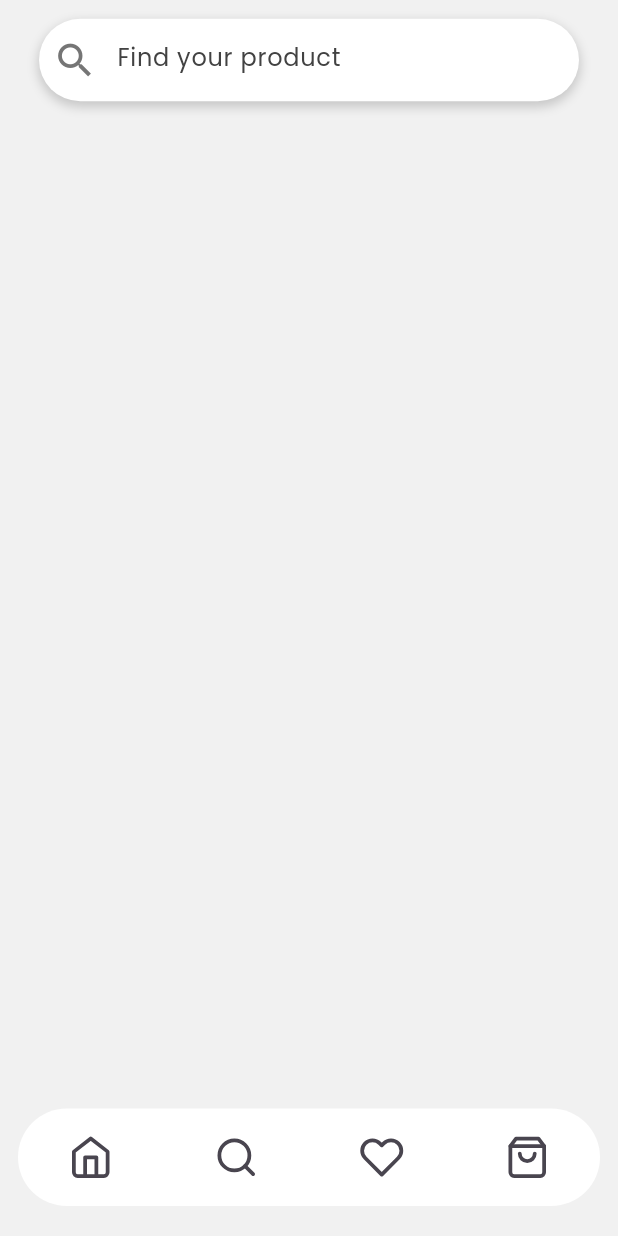
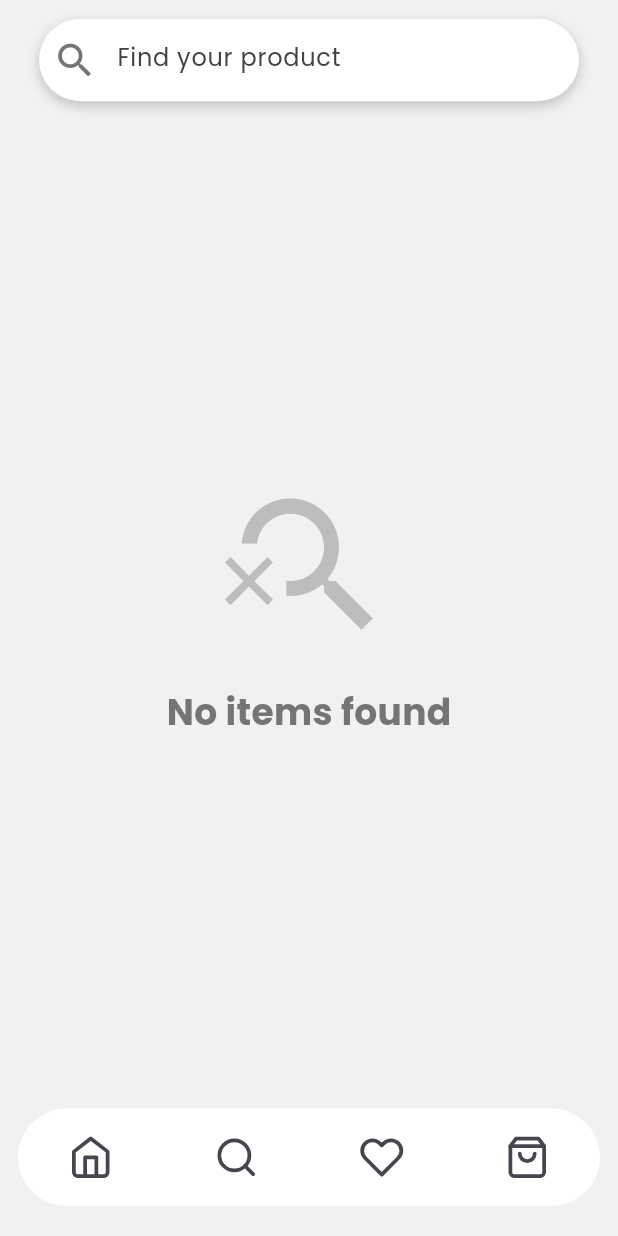
Before and after one commit to citruspunch/Obsessed-App, a Flutter app: the screen it shows after launch, item 2 of the bottom bar chosen, on a phone screen of 412 x 824 dp. Run offline on Flutter 3.47's test engine with Material 3 defaults, Android fonts, the phone set to English and light mode, and no system bars; our stand-ins replace carousel_slider, feather_icons, flutter_dotenv, google_fonts, smooth_star_rating_null_safety; network calls fail.

Commit message:
Add "No Items Found" widget for search results

```diff
--- a/lib/src/features/search/presentation/UI/widgets/filtered_products_widget.dart
+++ b/lib/src/features/search/presentation/UI/widgets/filtered_products_widget.dart
@@ -1,6 +1,7 @@
 import 'package:flutter/material.dart';
 import 'package:obsessed_app/src/features/home/presentation/UI/widgets/clothing_item_widget.dart';
 import 'package:obsessed_app/src/features/home/presentation/providers/clothing_provider.dart';
+import 'package:obsessed_app/src/features/search/presentation/UI/widgets/no_items_found_widget.dart';
 import 'package:provider/provider.dart';
 
 class FilteredProductsWidget extends StatelessWidget {
@@ -11,23 +12,28 @@ class FilteredProductsWidget extends StatelessWidget {
     // Acceder a los productos filtrados a través del Provider
     final filteredProducts = Provider.of<ClothingProvider>(context).filteredItems;
 
+    // Verificar si hay productos filtrados
+    if (filteredProducts.isEmpty) {
+      return const Center(child: NoItemsFoundWidget());
+    } else {
       return Padding(
-      padding: const EdgeInsets.symmetric( horizontal: 20.0),
+        padding: const EdgeInsets.symmetric(horizontal: 20.0),
         child: GridView.builder(
-        physics: const NeverScrollableScrollPhysics(), // Evita el desplazamiento propio del GridView
-        shrinkWrap: true, // Permite que este widget se use dentro de un SingleChildScrollView
+          physics: const NeverScrollableScrollPhysics(),
+          shrinkWrap: true,
           itemCount: filteredProducts.length,
           gridDelegate: const SliverGridDelegateWithFixedCrossAxisCount(
-          mainAxisExtent: 230, // Altura de cada elemento
-          mainAxisSpacing: 24, // Espacio vertical entre elementos
-          crossAxisSpacing: 18, // Espacio horizontal entre elementos
-          crossAxisCount: 2, // Número de columnas
+            mainAxisExtent: 230,
+            mainAxisSpacing: 24,
+            crossAxisSpacing: 18,
+            crossAxisCount: 2,
           ),
           itemBuilder: (context, index) {
             final item = filteredProducts[index];
-          return ClothingItemWidget(item: item); // Widget para mostrar cada producto
+            return ClothingItemWidget(item: item);
           },
         ),
       );
     }
   }
+}
--- /dev/null
+++ b/lib/src/features/search/presentation/UI/widgets/no_items_found_widget.dart
@@ -0,0 +1,44 @@
+import 'package:flutter/material.dart';
+import 'package:google_fonts/google_fonts.dart';
+
+class NoItemsFoundWidget extends StatelessWidget {
+  final String message;
+  final String? subMessage;
+
+  const NoItemsFoundWidget({
+    super.key,
+    this.message = 'No items found',
+    this.subMessage,
+  });
+
+  @override
+  Widget build(BuildContext context) {
+    return Center(
+      child: Column(
+        mainAxisAlignment: MainAxisAlignment.center,
+        children: [
+          Icon(Icons.search_off, size: 120, color: Colors.grey.shade400),
+          const SizedBox(height: 20),
+          Text(
+            message,
+            style: GoogleFonts.poppins(
+              fontSize: 24,
+              fontWeight: FontWeight.bold,
+              color: Colors.grey.shade600,
+            ),
+          ),
+          if (subMessage != null) ...[
+            const SizedBox(height: 8),
+            Text(
+              subMessage!,
+              style: GoogleFonts.poppins(
+                fontSize: 16,
+                color: Colors.grey.shade600,
+              ),
+            ),
+          ],
+        ],
+      ),
+    );
+  }
+}
```
Lines whose indentation alone changed are shown as unchanged.
